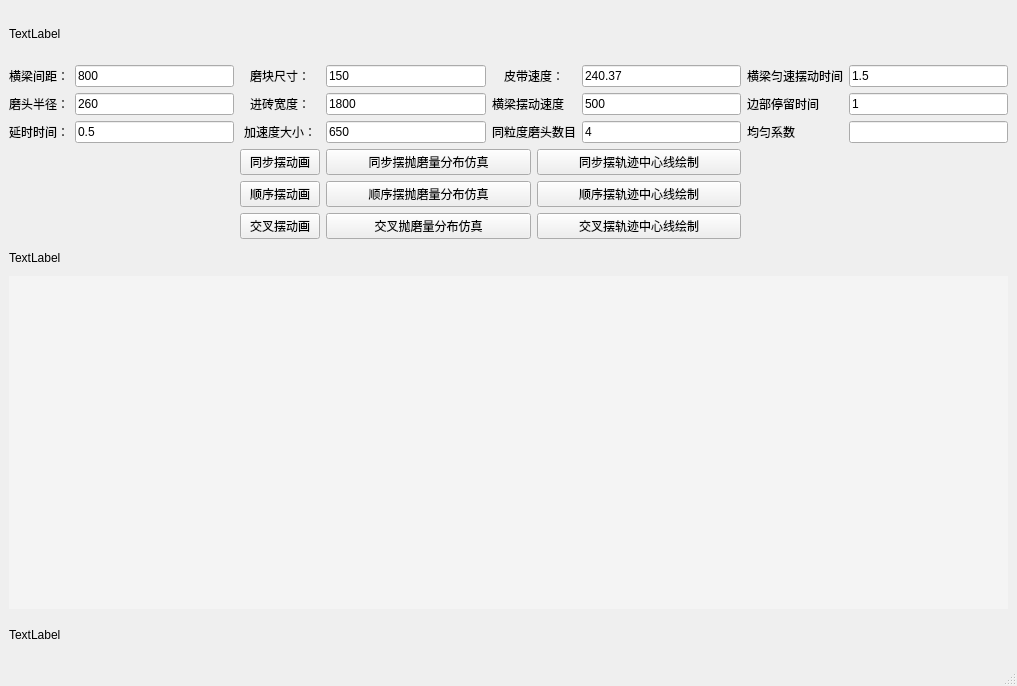
This is Single_Sim.ui in wuheideyun/PolishingParameterNew as Qt 5 draws it before an edit. The edited form follows.
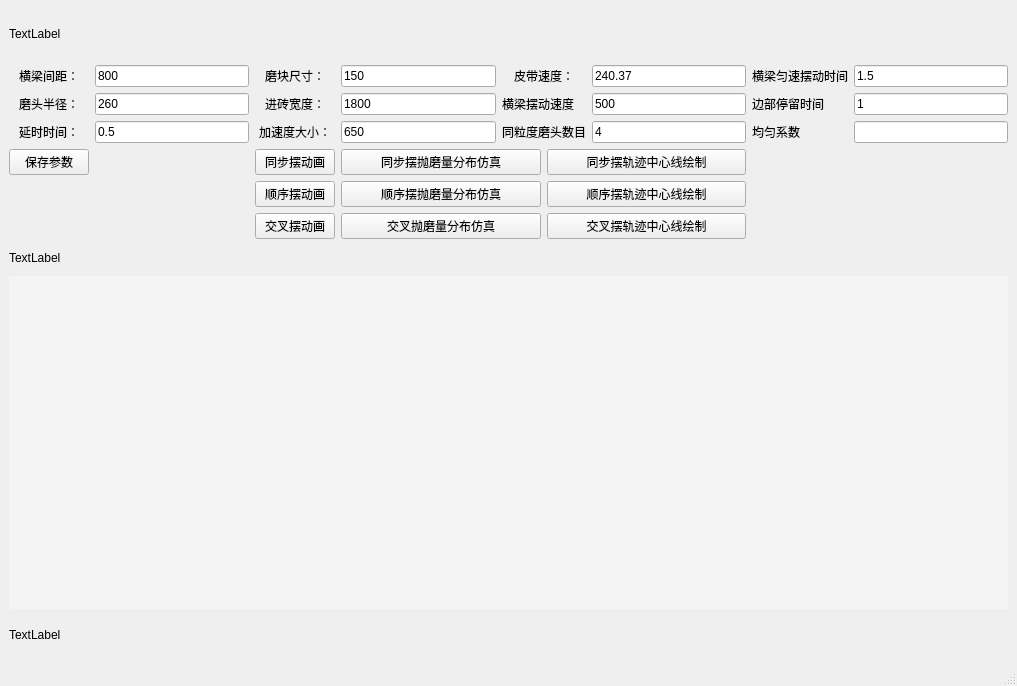
This is the edited form.

Commit message: 增加保存参数按钮

Diff of the .ui file:
```diff
--- a/Single_Sim.ui
+++ b/Single_Sim.ui
@@ -306,6 +306,13 @@
       </property>
      </widget>
     </item>
+    <item row="4" column="0">
+     <widget class="QPushButton" name="button_save_parameter">
+      <property name="text">
+       <string>保存参数</string>
+      </property>
+     </widget>
+    </item>
    </layout>
   </widget>
   <widget class="QMenuBar" name="menubar">
```
The commit also changes 17 other files.
